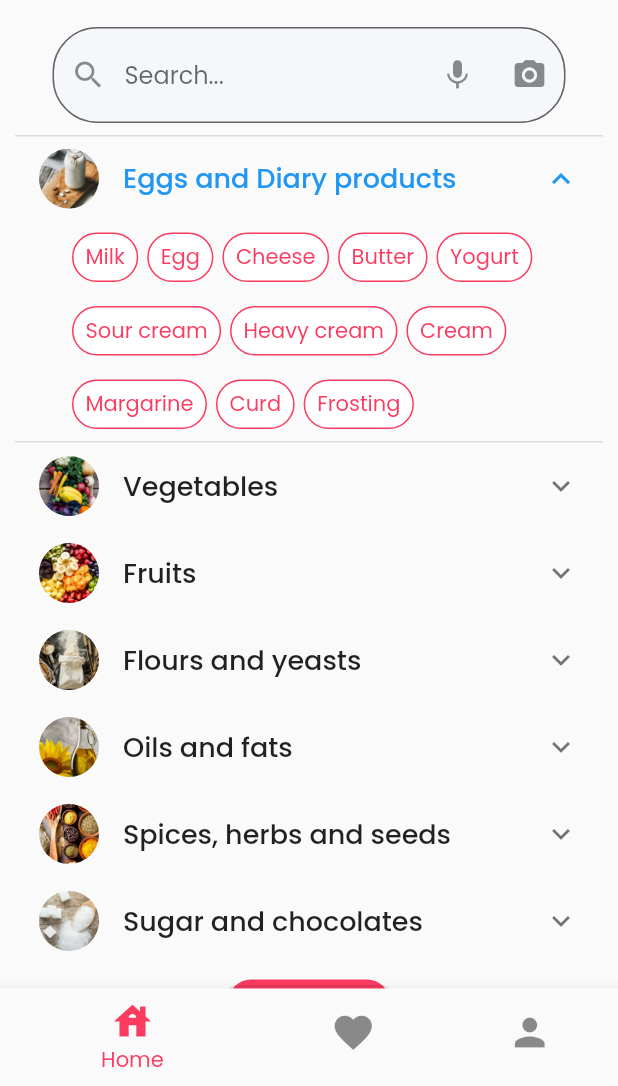
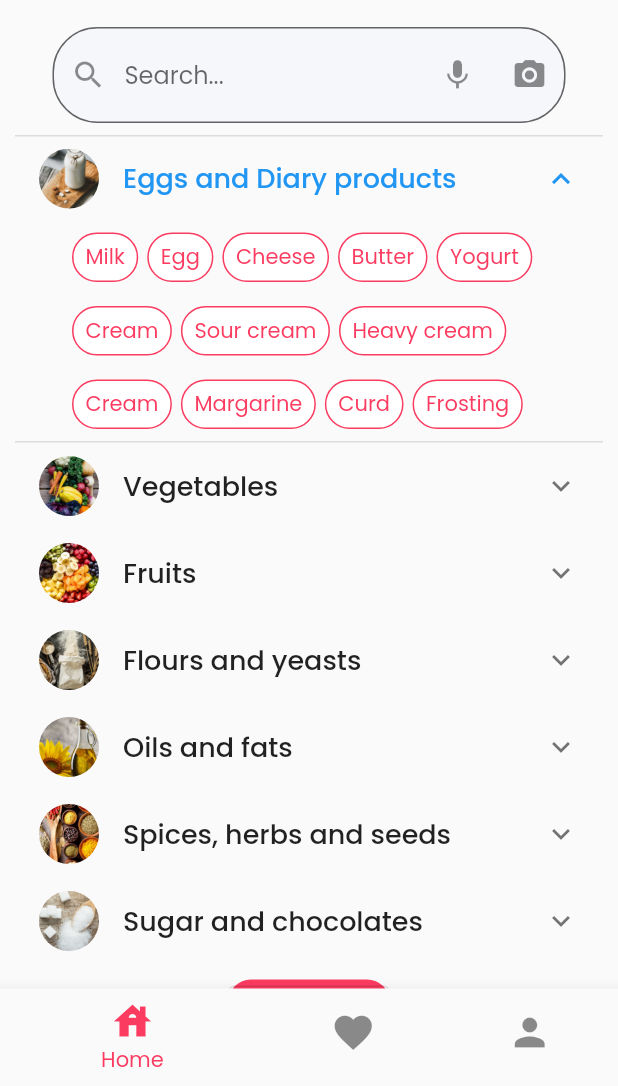
Before and after one commit to MaryemJaouadii/Foody, a Flutter app: the HomeScreen screen opened directly, after a tap on "Eggs and Diary products", on a phone screen of 412 x 824 dp, the part 150-1236 px from its top. Run offline on Flutter 3.47's test engine with Material 2 defaults, Android fonts, the light colour scheme and no system bars; drawn by our look-alikes of searchfield; our stand-ins replace camera, cloud_firestore, firebase_auth, firebase_core, iconsax, speech_to_text and 2 more; missing offline and left inert: tflite; accounts and stored records are empty; project files that could hold a hidden picture were left out.

Commit message:
Update IngredientsData.dart

```diff
--- a/lib/myData/IngredientsData.dart
+++ b/lib/myData/IngredientsData.dart
@@ -7,6 +7,7 @@ List<Ingredient> ingredientsData = [
   Ingredient("Cheese", "Dp"),
   Ingredient("Butter", "Dp"),
   Ingredient("Yogurt", "Dp"),
+  Ingredient("Cream", "Dp"),
   Ingredient("Sour cream", "Dp"),
   Ingredient("Heavy cream", "Dp"),
   Ingredient("Cream", "Dp"),
```
